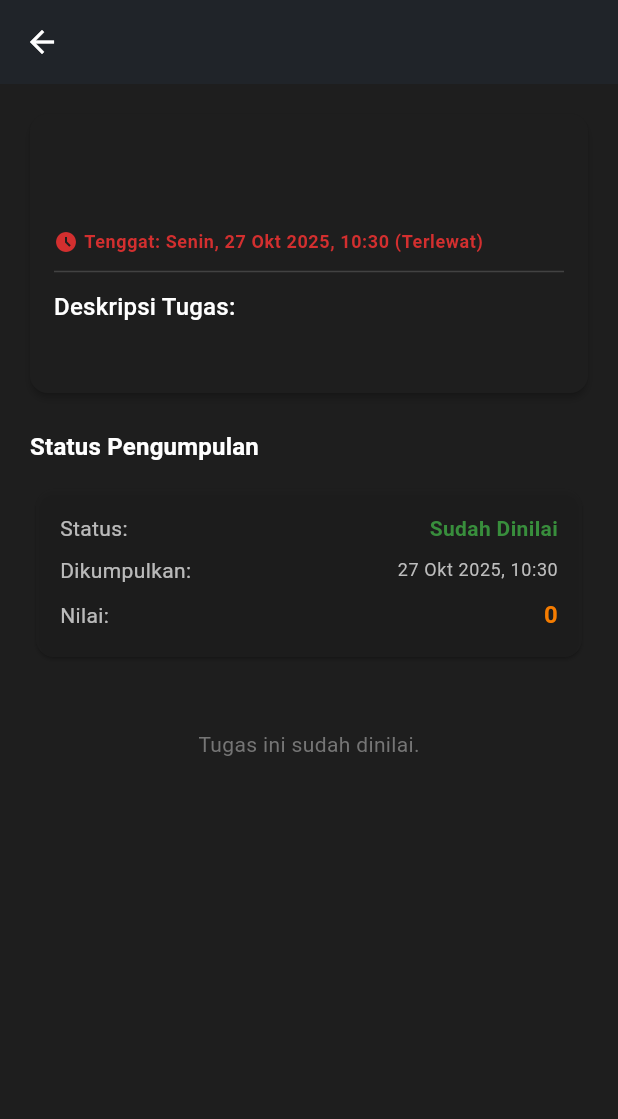
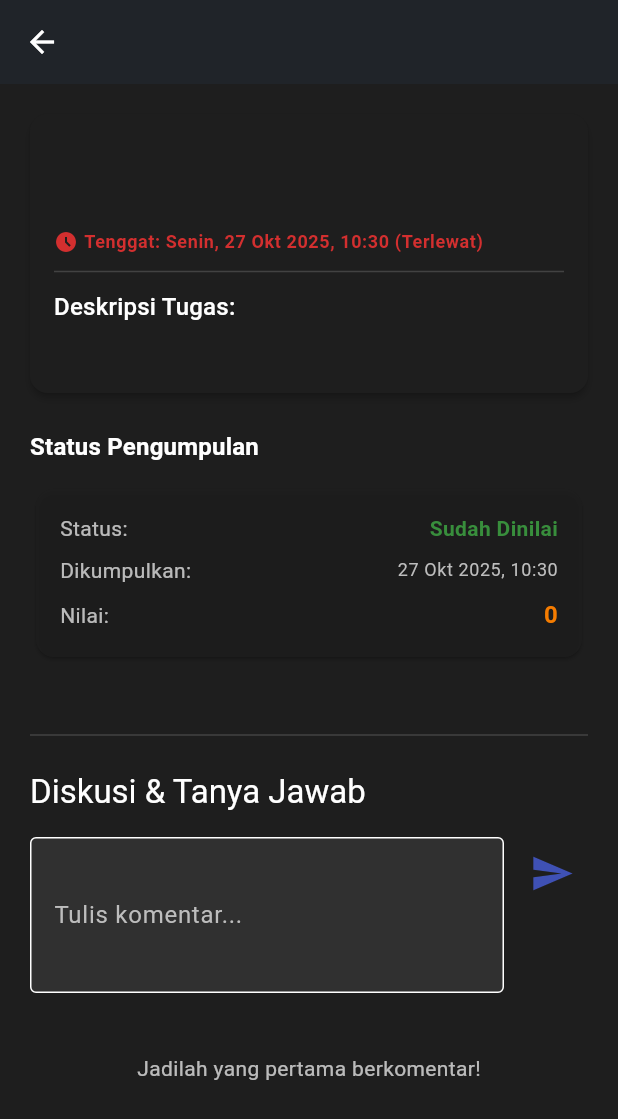
Before and after one commit to XEONONE/aplikasi_e_learning_smk, a Flutter app: the TaskDetailScreen screen opened directly with empty values, on a phone screen of 412 x 824 dp. Shown: the top 1119 px of the screen. Run offline on Flutter 3.47's test engine with Material 3 defaults, Android fonts, the phone set to English and light mode, and no system bars; our stand-ins replace cloud_firestore, firebase_auth, firebase_core, firebase_messaging, shared_preferences; accounts and stored records are empty.

Commit message:
aplikasi_e_learning_smk

```diff
--- a/lib/screens/task_detail_screen.dart
+++ b/lib/screens/task_detail_screen.dart
@@ -6,6 +6,8 @@ import 'package:intl/intl.dart';
 import 'package:aplikasi_e_learning_smk/widgets/custom_loading_indicator.dart';
 import 'package:url_launcher/url_launcher.dart';
 import 'package:firebase_auth/firebase_auth.dart';
+// ===== 1. IMPORT WIDGET COMMENT_SECTION =====
+import 'package:aplikasi_e_learning_smk/widgets/comment_section.dart';
 
 class TaskDetailScreen extends StatefulWidget {
   final String taskId;
@@ -533,17 +535,22 @@ class _TaskDetailScreenState extends State<TaskDetailScreen> {
                             ),
                           ),
                   ] else ...[
-                    // Tampilkan pesan jika sudah dinilai
-                    Center(
-                      child: Padding(
-                        padding: const EdgeInsets.symmetric(vertical: 20.0),
-                        child: Text(
-                          'Tugas ini sudah dinilai.',
-                          style: TextStyle(color: Colors.grey[600]),
-                        ),
-                      ),
-                    ),
+                    // ===== 2. HAPUS TEKS "Tugas ini sudah dinilai" =====
+                    // Widget yang tadinya di sini sudah dihapus
+                    // dan diganti dengan widget kosong.
+                    const SizedBox.shrink(),
+                    // ===== AKHIR PERUBAHAN =====
                   ],
+
+                  // ===== 3. TAMBAHKAN BAGIAN DISKUSI DI LUAR if/else =====
+                  // Ini akan selalu tampil di bagian bawah.
+                  const Divider(height: 48, thickness: 1),
+                  CommentSection(
+                    documentId: widget.taskId,
+                    collectionPath: 'tugas', // Ini menyambungkan ke ruang guru
+                  ),
+                  const SizedBox(height: 16),
+                  // ===== AKHIR TAMBAHAN =====
                 ],
               ),
             ),
```
